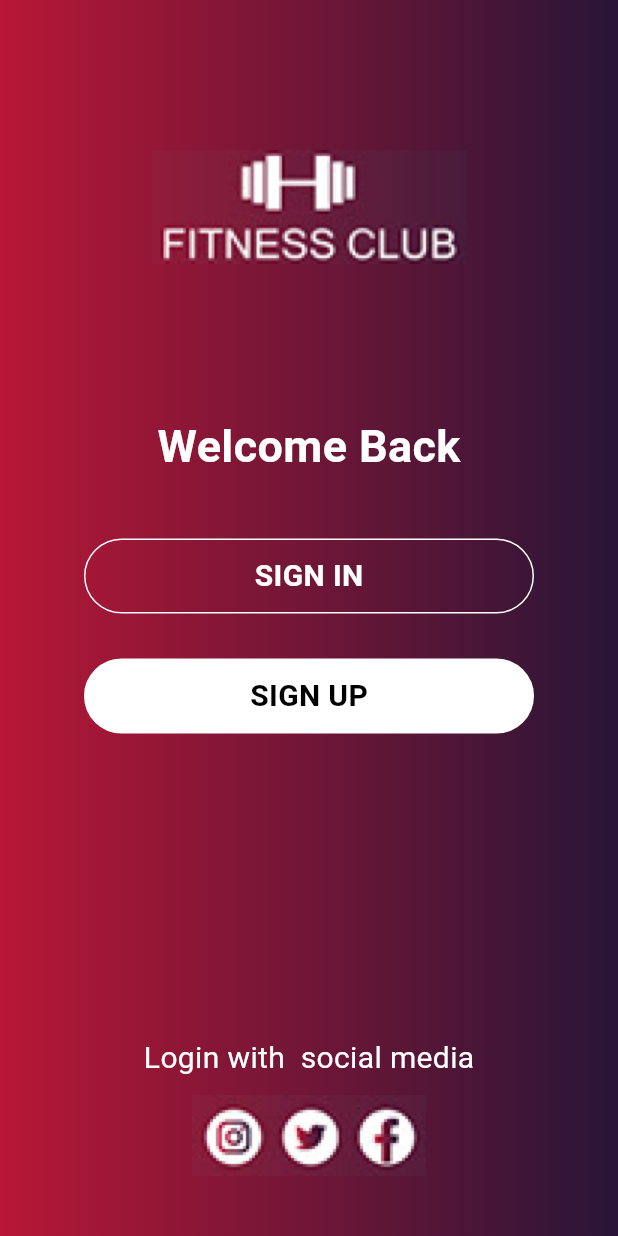
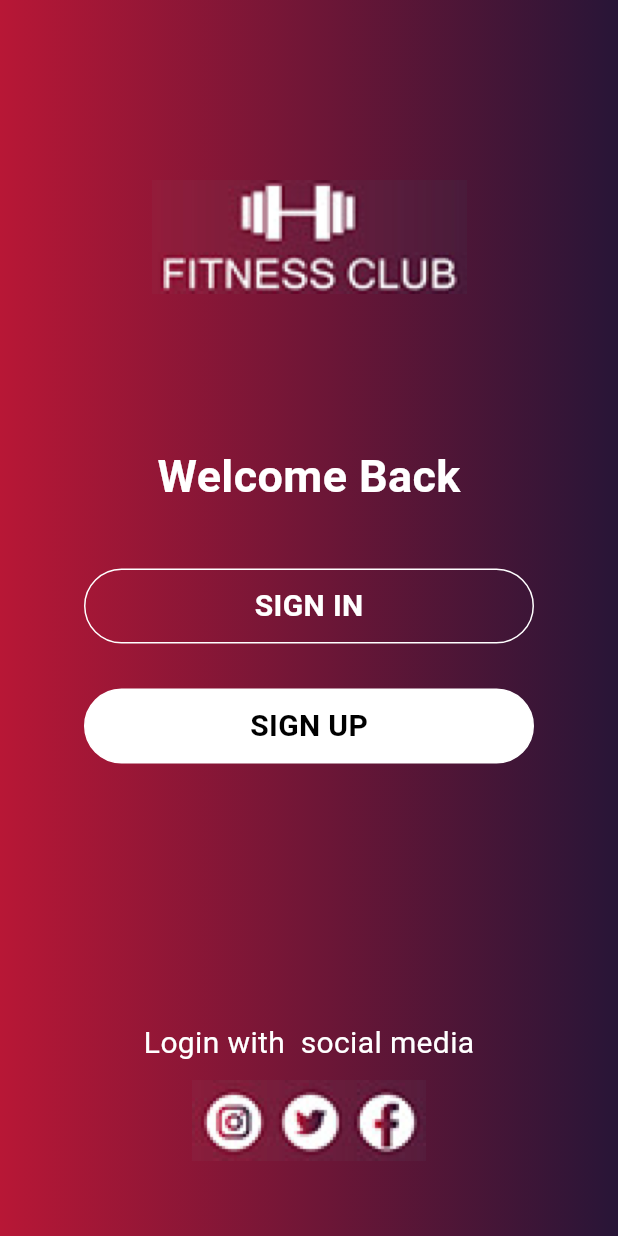
Before and after one commit to RichFlair/login_sign_up_screen, a Flutter app: the screen it shows after launch, on a phone screen of 412 x 824 dp. Run offline on Flutter 3.47's test engine with Material 3 defaults, Android fonts, the phone set to English and light mode, and no system bars.

Commit message:
building the welcome screen

```diff
--- a/lib/welcome_screen.dart
+++ b/lib/welcome_screen.dart
@@ -6,7 +6,8 @@
   @override
   Widget build(BuildContext context) {
     return Scaffold(
-      body: Container(
+      body: Center(
+        child: Container(
           width: double.infinity,
           height: double.infinity,
           decoration: const BoxDecoration(
@@ -20,7 +21,7 @@
           child: Column(
             children: [
               const Padding(
-              padding: EdgeInsets.only(top: 100),
+                padding: EdgeInsets.only(top: 120),
                 child: Image(
                   image: AssetImage('assets/logo.png'),
                 ),
@@ -102,9 +103,10 @@
                 image: AssetImage('assets/social.png'),
               ),
               const SizedBox(
-              height: 40,
+                height: 50,
               ),
             ],
+          ),
         ),
       ),
     );
```
Lines whose indentation alone changed are shown as unchanged.
